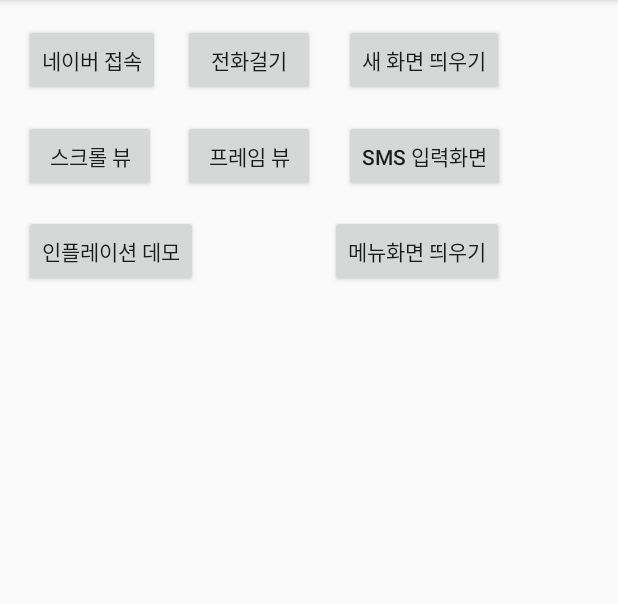
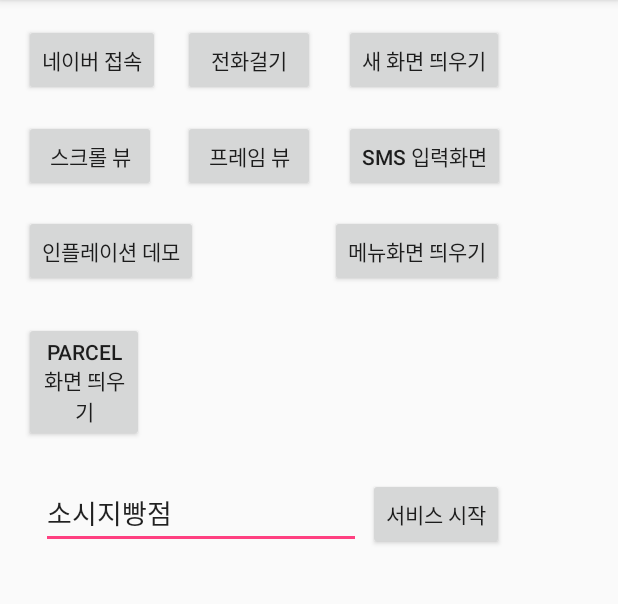
Before and after one commit to GentleDot/demo-android_1, an Android app: the screen it shows after launch (MainActivity), on a phone screen of 412 x 824 dp, the part 84-688 px from its top. Run offline under Robolectric (Android 15) with nearby library versions, the phone set to English and light mode, and no system bars.

Commit message:
Android Practice - myService conf.

```diff
--- a/app/src/main/java/net/gentledot/helloandroid/MainActivity.java
+++ b/app/src/main/java/net/gentledot/helloandroid/MainActivity.java
@@ -5,15 +5,58 @@ import android.net.Uri;
 import android.os.Bundle;
 import android.support.v7.app.AppCompatActivity;
 import android.view.View;
+import android.widget.Button;
+import android.widget.EditText;
 import android.widget.Toast;
 
+import java.util.ArrayList;
+import java.util.List;
+
 public class MainActivity extends AppCompatActivity {
-    public static final int REQUEST_CODE_MENU = 101;
+    private static final int REQUEST_CODE_MENU = 101;
+    private static final int PARCEL_CODE_MENU = 201;
+
+    EditText editText;
 
     @Override
     protected void onCreate(Bundle savedInstanceState) {
         super.onCreate(savedInstanceState);
         setContentView(R.layout.activity_main);
+
+        Button parcelButton = (Button) findViewById(R.id.onParcelButton);
+        parcelButton.setOnClickListener(new View.OnClickListener() {
+            @Override
+            public void onClick(View v) {
+                Intent intent = new Intent(getApplicationContext(), ParcelActivity.class);
+
+                ArrayList names = new ArrayList<String>();
+                names.add("hong");
+                names.add("song");
+
+                intent.putExtra("names", names);
+
+                SimpleData data = new SimpleData(100, "Hello");
+                intent.putExtra("data", data);
+
+                startActivityForResult(intent, PARCEL_CODE_MENU);
+            }
+        });
+
+        editText = (EditText) findViewById(R.id.serviceTxt);
+
+        Button svcBtn = (Button) findViewById(R.id.serviceBtn);
+        svcBtn.setOnClickListener(new View.OnClickListener() {
+            @Override
+            public void onClick(View v) {
+                String name = editText.getText().toString();
+
+                Intent serviceIntent = new Intent(getApplicationContext(), MyService.class);
+                serviceIntent.putExtra("command", "show");
+                serviceIntent.putExtra("name", name);
+
+                startService(serviceIntent);
+            }
+        });
     }
 
     public void onButton1Clicked(View view){
@@ -63,4 +106,7 @@ public class MainActivity extends AppCompatActivity {
             }
         }
     }
+
+
+
 }
--- a/app/src/main/res/layout/activity_main.xml
+++ b/app/src/main/res/layout/activity_main.xml
@@ -72,4 +72,30 @@
             android:layout_alignBaseline="@+id/button15" android:layout_alignBottom="@+id/button15"
             android:layout_alignRight="@+id/button4" android:layout_alignEnd="@+id/button4"
     android:onClick="onToMenuClicked"/>
+    <Button
+            android:text="Parcel 화면 띄우기"
+            android:layout_width="wrap_content"
+            android:layout_height="wrap_content"
+            android:layout_marginTop="23dp"
+            android:id="@+id/onParcelButton"
+            android:layout_below="@+id/button15" android:layout_alignRight="@+id/buttonScroll"
+            android:layout_alignEnd="@+id/buttonScroll" android:layout_marginRight="8dp"
+            android:layout_marginEnd="8dp"/>
+    <EditText
+            android:layout_width="wrap_content"
+            android:layout_height="wrap_content"
+            android:inputType="textPersonName"
+            android:text="소시지빵점"
+            android:ems="10"
+            android:layout_alignTop="@+id/serviceBtn" android:layout_alignParentLeft="true"
+            android:layout_alignParentStart="true" android:layout_marginLeft="11dp" android:layout_marginStart="11dp"
+            android:id="@+id/serviceTxt"/>
+    <Button
+            android:text="서비스 시작"
+            android:layout_width="wrap_content"
+            android:layout_height="wrap_content"
+            android:id="@+id/serviceBtn"
+            android:layout_marginTop="24dp"
+            android:layout_below="@+id/onParcelButton" android:layout_alignRight="@+id/goToMenu"
+            android:layout_alignEnd="@+id/goToMenu"/>
 </RelativeLayout>
```
Also changed, not shown: app/src/main/AndroidManifest.xml (+12 -3 lines), app/src/main/java/net/gentledot/helloandroid/MyService.java (added, +52 -0 lines), app/src/main/java/net/gentledot/helloandroid/ParcelActivity.java (added, +44 -0 lines), app/src/main/java/net/gentledot/helloandroid/SimpleData.java (added, +64 -0 lines), app/src/main/res/layout/activity_parcel.xml (added, +18 -0 lines).
